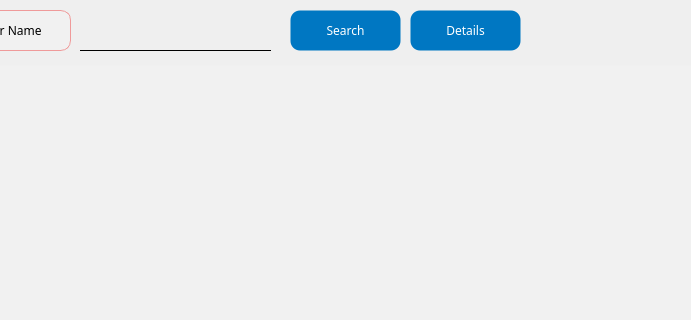
Before: the Qt Designer form app/src/pages/search/loan.ui in DY-Microfinance-Customer-Management/dymf-algorithm, drawn with Qt 5; both pictures show x 90 to 781 and y 0 to 320 of the 1376 by 572 pixel window.
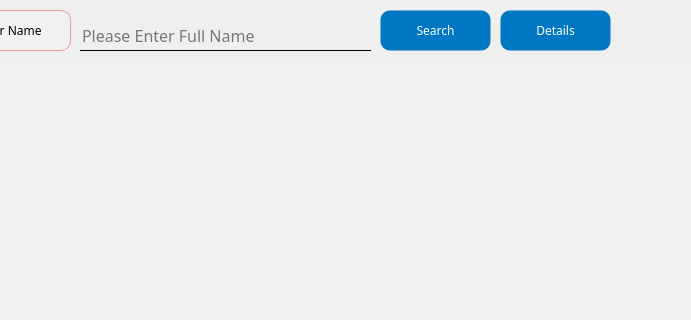
After: the same form once the commit is applied.

```diff
--- a/app/src/pages/search/loan.ui
+++ b/app/src/pages/search/loan.ui
@@ -45,7 +45,7 @@
    <widget class="QPushButton" name="SearchButton">
     <property name="geometry">
      <rect>
-      <x>380</x>
+      <x>470</x>
       <y>10</y>
       <width>111</width>
       <height>41</height>
@@ -110,7 +110,7 @@
    <widget class="QPushButton" name="detailsButton">
     <property name="geometry">
      <rect>
-      <x>500</x>
+      <x>590</x>
       <y>10</y>
       <width>111</width>
       <height>41</height>
@@ -157,7 +157,7 @@
      <rect>
       <x>170</x>
       <y>20</y>
-      <width>191</width>
+      <width>291</width>
       <height>31</height>
      </rect>
     </property>
@@ -181,6 +181,9 @@
     background-color: rgb(236, 236, 236);
 }</string>
     </property>
+    <property name="placeholderText">
+     <string>Please Enter Full Name</string>
+    </property>
    </widget>
    <widget class="QLabel" name="label_22">
     <property name="geometry">
```
